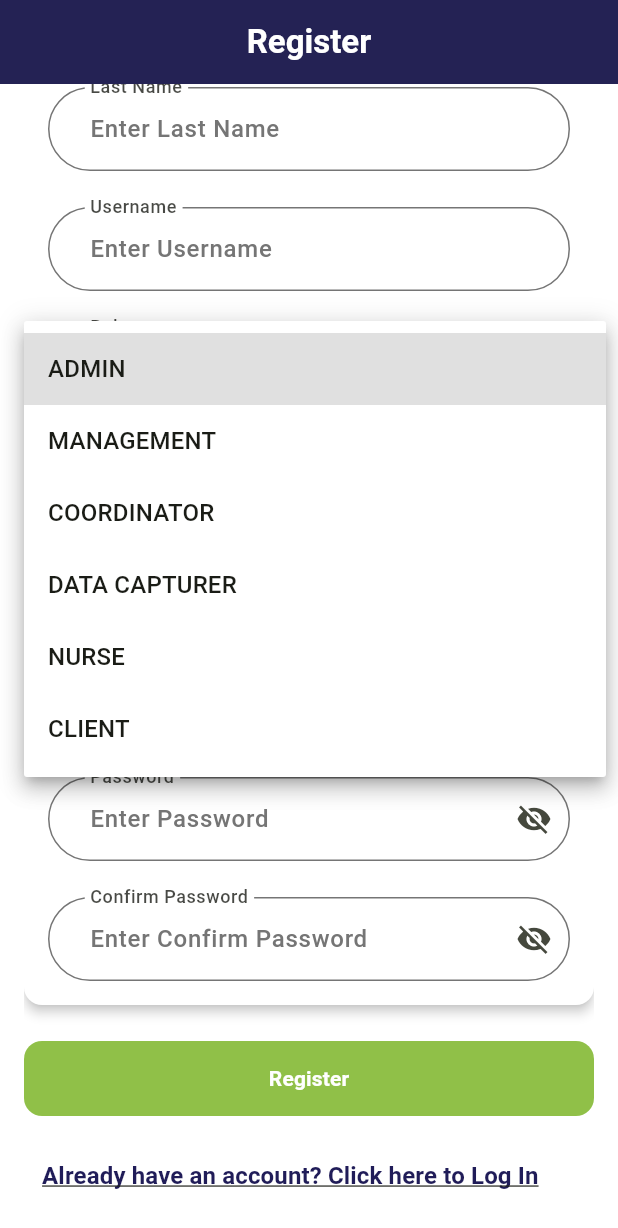
After one commit to munashethedeveloper/kenwell_health_app, a Flutter app: the UserManagementScreen screen opened by its route, scrolled down 469 dp, after a tap on "Select Role", on a phone screen of 412 x 824 dp. The commit adds this screen. Shown: the top 1228 px of the screen. Run offline on Flutter 3.47's test engine with Material 3 defaults, Android fonts, the phone set to English and light mode, and no system bars; our stand-ins replace cloud_firestore, drift, dropdown_search, firebase_auth, flutter_spinbox, package_info_plus and 3 more; accounts and stored records are empty; generated files the repository leaves out were written again.

Commit message:
version5.2 - added user management

```diff
--- a/lib/routing/app_router.dart
+++ b/lib/routing/app_router.dart
@@ -1,6 +1,8 @@
 import 'package:flutter/material.dart';
 import 'package:kenwell_health_app/ui/features/help/widgets/help_screen.dart';
 import 'package:kenwell_health_app/ui/features/nurse_interventions/view_model/nurse_intervention_form_mixin.dart';
+import 'package:kenwell_health_app/ui/features/user_management/widgets/user_management_screen.dart';
+import 'package:kenwell_health_app/ui/features/user_management/widgets/user_management_screen_version_two.dart';
 import 'package:provider/provider.dart';
 
 import '../domain/models/wellness_event.dart';
@@ -234,6 +236,13 @@ class AppRouter {
       case RouteNames.help:
         return MaterialPageRoute(builder: (_) => const HelpScreen());
 
+      case RouteNames.userManagement:
+        return MaterialPageRoute(builder: (_) => const UserManagementScreen());
+
+      case RouteNames.userManagementVersionTwo:
+        return MaterialPageRoute(
+            builder: (_) => const UserManagementScreenVersionTwo());
+
       default:
         return MaterialPageRoute(
           builder: (_) => const Scaffold(
--- a/lib/routing/route_names.dart
+++ b/lib/routing/route_names.dart
@@ -7,6 +7,8 @@ class RouteNames {
   static const String settings = '/settings';
   static const String event = '/event';
   static const String help = '/help';
+  static const String userManagement = '/user-management';
+  static const String userManagementVersionTwo = '/user-management-version-two';
   static const String eventDetails = '/event-details'; // <-- NEW
 
   static const String forgotPassword = '/forgot-password';
--- /dev/null
+++ b/lib/ui/features/user_management/widgets/user_management_screen.dart
@@ -0,0 +1,276 @@
+import 'package:flutter/material.dart';
+import 'package:kenwell_health_app/domain/constants/user_roles.dart';
+import 'package:kenwell_health_app/ui/features/auth/widgets/login_screen.dart';
+import 'package:kenwell_health_app/ui/shared/ui/buttons/custom_primary_button.dart';
+import 'package:kenwell_health_app/utils/input_formatters.dart';
+import 'package:kenwell_health_app/utils/validators.dart';
+import '../../../../data/services/auth_service.dart';
+import '../../../shared/ui/app_bar/kenwell_app_bar.dart';
+import '../../../shared/ui/form/custom_dropdown_field.dart';
+import '../../../shared/ui/form/custom_text_field.dart';
+import '../../../shared/ui/form/kenwell_form_card.dart';
+import '../../../shared/ui/form/kenwell_section_header.dart';
+import '../../../shared/ui/logo/app_logo.dart';
+
+class UserManagementScreen extends StatefulWidget {
+  const UserManagementScreen({super.key});
+
+  @override
+  State<UserManagementScreen> createState() => _UserManagementScreenState();
+}
+
+class _UserManagementScreenState extends State<UserManagementScreen> {
+  final _formKey = GlobalKey<FormState>();
+
+  final _emailController = TextEditingController();
+  final _passwordController = TextEditingController();
+  final _confirmPasswordController = TextEditingController();
+  final _phoneController = TextEditingController();
+  final _usernameController = TextEditingController();
+  final _firstNameController = TextEditingController();
+  final _lastNameController = TextEditingController();
+
+  String? _selectedRole;
+  bool _isLoading = false;
+  bool _obscurePassword = true;
+  bool _obscureConfirmPassword = true;
+
+  void _register() async {
+    if (!_formKey.currentState!.validate()) return;
+    if (_passwordController.text != _confirmPasswordController.text) {
+      ScaffoldMessenger.of(context).showSnackBar(
+        const SnackBar(content: Text('Passwords do not match')),
+      );
+      return;
+    }
+
+    final role = _selectedRole;
+    if (role == null) {
+      ScaffoldMessenger.of(context).showSnackBar(
+        const SnackBar(content: Text('Please select a role')),
+      );
+      return;
+    }
+
+    setState(() => _isLoading = true);
+
+    try {
+      final user = await AuthService().register(
+        email: _emailController.text.trim(),
+        password: _passwordController.text.trim(),
+        role: role,
+        phoneNumber: _phoneController.text.trim(),
+        username: _usernameController.text.trim(),
+        firstName: _firstNameController.text.trim(),
+        lastName: _lastNameController.text.trim(),
+      );
+
+      if (!mounted) return;
+
+      if (user != null) {
+        ScaffoldMessenger.of(context).showSnackBar(
+          const SnackBar(
+              content: Text('Registration successful! Please log in.')),
+        );
+        Navigator.pushReplacement(
+          context,
+          MaterialPageRoute(builder: (_) => const LoginScreen()),
+        );
+      } else {
+        ScaffoldMessenger.of(context).showSnackBar(
+          const SnackBar(
+              content: Text('Registration failed. Email may already exist.')),
+        );
+      }
+    } catch (e) {
+      ScaffoldMessenger.of(context)
+          .showSnackBar(SnackBar(content: Text('Registration error: $e')));
+    } finally {
+      if (mounted) setState(() => _isLoading = false);
+    }
+  }
+
+  @override
+  void dispose() {
+    _emailController.dispose();
+    _passwordController.dispose();
+    _confirmPasswordController.dispose();
+    _phoneController.dispose();
+    _usernameController.dispose();
+    _firstNameController.dispose();
+    _lastNameController.dispose();
+    super.dispose();
+  }
+
+  @override
+  Widget build(BuildContext context) {
+    return Scaffold(
+      backgroundColor: Colors.white,
+      appBar: const KenwellAppBar(
+        title: 'Register',
+        automaticallyImplyLeading: false,
+      ),
+      body: SafeArea(
+        child: Padding(
+          padding: const EdgeInsets.symmetric(horizontal: 16),
+          child: SingleChildScrollView(
+            child: Form(
+              key: _formKey,
+              child: Column(
+                crossAxisAlignment: CrossAxisAlignment.start,
+                children: [
+                  const SizedBox(height: 16),
+                  const AppLogo(size: 200),
+                  const SizedBox(height: 24),
+                  const KenwellSectionHeader(
+                    title: "Register Account",
+                    subtitle:
+                        "Complete your details or continue with social media",
+                  ),
+                  KenwellFormCard(
+                    title: 'Personal Information',
+                    margin: const EdgeInsets.only(bottom: 16),
+                    child: Column(
+                      children: [
+                        KenwellTextField(
+                          label: "First Name",
+                          controller: _firstNameController,
+                          inputFormatters: AppTextInputFormatters.lettersOnly(
+                            allowHyphen: true,
+                          ),
+                          padding: EdgeInsets.zero,
+                          validator: (v) => (v == null || v.isEmpty)
+                              ? "Enter First Name"
+                              : null,
+                        ),
+                        const SizedBox(height: 24),
+                        KenwellTextField(
+                          label: "Last Name",
+                          controller: _lastNameController,
+                          inputFormatters: AppTextInputFormatters.lettersOnly(
+                            allowHyphen: true,
+                          ),
+                          padding: EdgeInsets.zero,
+                          validator: (v) => (v == null || v.isEmpty)
+                              ? "Enter Last Name"
+                              : null,
+                        ),
+                        const SizedBox(height: 24),
+                        KenwellTextField(
+                          label: "Username",
+                          controller: _usernameController,
+                          padding: EdgeInsets.zero,
+                          validator: (v) => (v == null || v.isEmpty)
+                              ? "Enter Username"
+                              : null,
+                        ),
+                        const SizedBox(height: 24),
+                        KenwellDropdownField<String>(
+                          label: "Role",
+                          value: _selectedRole,
+                          items: UserRoles.values,
+                          padding: EdgeInsets.zero,
+                          validator: (v) =>
+                              (v == null || v.isEmpty) ? "Select Role" : null,
+                          onChanged: (value) =>
+                              setState(() => _selectedRole = value),
+                        ),
+                        const SizedBox(height: 24),
+                        KenwellTextField(
+                          label: "Phone Number",
+                          controller: _phoneController,
+                          keyboardType: TextInputType.phone,
+                          inputFormatters: [
+                            AppTextInputFormatters.saPhoneNumberFormatter()
+                          ],
+                          padding: EdgeInsets.zero,
+                          validator: Validators.validateSouthAfricanPhoneNumber,
+                        ),
+                      ],
+                    ),
+                  ),
+                  KenwellFormCard(
+                    title: 'Account Credentials',
+                    margin: const EdgeInsets.only(bottom: 24),
+                    child: Column(
+                      children: [
+                        KenwellTextField(
+                          label: "Email",
+                          controller: _emailController,
+                          keyboardType: TextInputType.emailAddress,
+                          padding: EdgeInsets.zero,
+                          validator: Validators.validateEmail,
+                        ),
+                        const SizedBox(height: 24),
+                        KenwellTextField(
+                          label: "Password",
+                          controller: _passwordController,
+                          obscureText: _obscurePassword,
+                          padding: EdgeInsets.zero,
+                          suffixIcon: IconButton(
+                            icon: Icon(_obscurePassword
+                                ? Icons.visibility_off
+                                : Icons.visibility),
+                            onPressed: () => setState(
+                                () => _obscurePassword = !_obscurePassword),
+                          ),
+                          validator: Validators.validateStrongPassword,
+                        ),
+                        const SizedBox(height: 24),
+                        KenwellTextField(
+                          label: "Confirm Password",
+                          controller: _confirmPasswordController,
+                          obscureText: _obscureConfirmPassword,
+                          padding: EdgeInsets.zero,
+                          suffixIcon: IconButton(
+                            icon: Icon(_obscureConfirmPassword
+                                ? Icons.visibility_off
+                                : Icons.visibility),
+                            onPressed: () => setState(() =>
+                                _obscureConfirmPassword =
+                                    !_obscureConfirmPassword),
+                          ),
+                          validator: (v) {
+                            final message =
+                                Validators.validatePasswordPresence(v);
+                            if (message != null) return message;
+                            if (v != _passwordController.text) {
+                              return "Passwords do not match";
+                            }
+                            return null;
+                          },
+                        ),
+                      ],
+                    ),
+                  ),
+                  CustomPrimaryButton(
+                    label: "Register",
+                    onPressed: _register,
+                    isBusy: _isLoading,
+                  ),
+                  const SizedBox(height: 16),
+                  TextButton(
+                    onPressed: () {
+                      Navigator.pushReplacement(
+                        context,
+                        MaterialPageRoute(builder: (_) => const LoginScreen()),
+                      );
+                    },
+                    child: const Text(
+                      "Already have an account? Click here to Log In",
+                      style: TextStyle(
+                          decoration: TextDecoration.underline,
+                          fontSize: 16,
+                          color: Color(0xFF201C58)),
+                    ),
+                  ),
+                  const SizedBox(height: 16),
+                ],
+              ),
+            ),
+          ),
+        ),
+      ),
+    );
+  }
+}
```
Also changed, not shown: lib/ui/features/user_management/widgets/user_management_screen_version_two.dart (added, +297 -0 lines), lib/ui/shared/ui/navigation/main_navigation_screen.dart (+8 -1 lines), lib/ui/features/user_management/viewmodel/user_management_view_model.dart (added).
